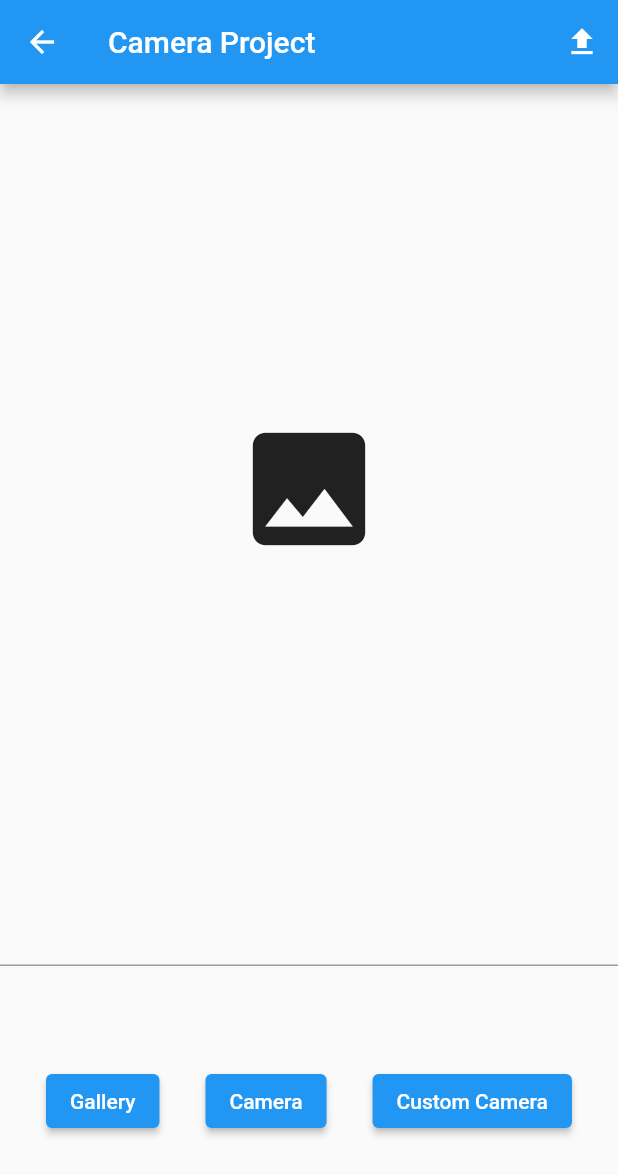
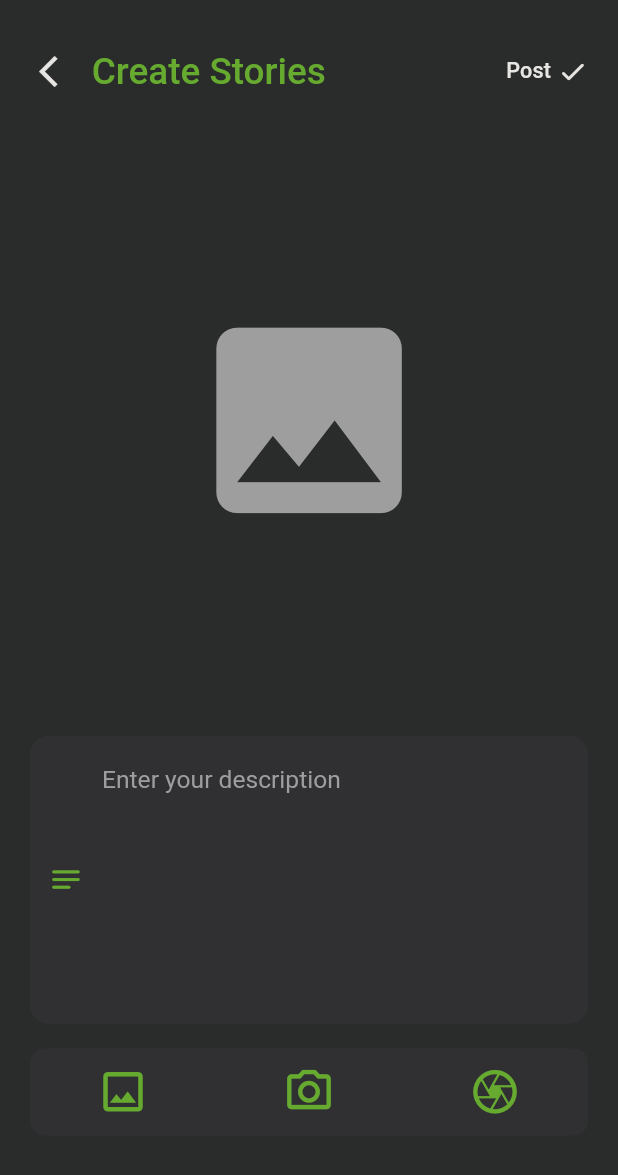
Before and after one commit to twentiecker/story-app-flutter, a Flutter app: the HomePage screen opened directly, on a phone screen of 412 x 824 dp. Shown: the top 1175 px of the screen. Run offline on Flutter 3.47's test engine with Material 2 defaults, Android fonts, the phone set to English and light mode, and no system bars; our stand-ins replace cached_network_image, camera, email_validator, google_fonts, image_picker, jiffy and 1 more; accounts and stored records are empty.

Commit message:
set dynamic size_2

```diff
--- a/lib/screen/home_screen.dart
+++ b/lib/screen/home_screen.dart
@@ -5,9 +5,11 @@ import 'package:flutter/foundation.dart';
 import 'package:flutter/material.dart';
 import 'package:image_picker/image_picker.dart';
 import 'package:provider/provider.dart';
+import 'package:story_app_flutter/utils/color_theme.dart';
 
 import '../provider/home_provider.dart';
 import '../provider/upload_provider.dart';
+import '../utils/style_theme.dart';
 import 'camera_screen.dart';
 
 class HomePage extends StatefulWidget {
@@ -29,71 +31,67 @@ class _HomePageState extends State<HomePage> {
 
   @override
   Widget build(BuildContext context) {
+    final Size screenSize = MediaQuery.of(context).size;
+    final ratio = screenSize.height / 803.137269;
     return Scaffold(
-      appBar: AppBar(
-        title: const Text("Camera Project"),
-        actions: [
-          IconButton(
-            onPressed: () {
+      backgroundColor: grey,
+      body: SafeArea(
+        child: SingleChildScrollView(
+          child: Column(
+            crossAxisAlignment: CrossAxisAlignment.stretch,
+            children: [
+              SizedBox(height: screenSize.height * 0.04),
+              Padding(
+                padding: const EdgeInsets.symmetric(horizontal: 20),
+                child: Row(
+                  mainAxisAlignment: MainAxisAlignment.spaceBetween,
+                  children: [
+                    Row(
+                      children: [
+                        InkWell(
+                          onTap: () {
+                            Navigator.pop(context);
+                          },
+                          child: Icon(
+                            Icons.arrow_back_ios_new,
+                            color: white,
+                            size: ratio * 24,
+                          ),
+                        ),
+                        SizedBox(width: screenSize.width * 0.04),
+                        Text(
+                          'Create Stories',
+                          style: headlineSmall(
+                            context,
+                            ratio,
+                          ),
+                        ),
+                      ],
+                    ),
+                    InkWell(
+                      onTap: () {
                         if (formKey.currentState!.validate()) {
-                _onUpload(descController.text);
+                          _onUpload(descController.text, ratio);
                         }
                       },
-
-            /// todo-04-after-01: update the widget
-            icon: context.watch<UploadProvider>().isUploading
+                      child: context.watch<UploadProvider>().isUploading
                           ? const CircularProgressIndicator(
                               color: Colors.white,
                             )
-                : const Icon(Icons.upload),
-            tooltip: "Unggah",
-          ),
-        ],
-      ),
-      body: SafeArea(
-        child: Column(
-          crossAxisAlignment: CrossAxisAlignment.stretch,
+                          : Row(
                               children: [
-            Expanded(
-              flex: 3,
-              child: context.watch<HomeProvider>().imagePath == null
-                  ? const Align(
-                      alignment: Alignment.center,
-                      child: Icon(
-                        Icons.image,
-                        size: 100,
-                      ),
-                    )
-                  : _showImage(),
-            ),
-            Form(
-              key: formKey,
-              child: TextFormField(
-                controller: descController,
-                validator: (value) {
-                  if (value == null || value.isEmpty) {
-                    return 'Please enter description.';
-                  }
-                  return null;
-                },
+                                Text(
+                                  'Post',
+                                  style: titleSmall(
+                                    context,
+                                    ratio,
                                   ),
                                 ),
-            Expanded(
-              child: Row(
-                crossAxisAlignment: CrossAxisAlignment.center,
-                mainAxisAlignment: MainAxisAlignment.spaceEvenly,
-                children: [
-                  ElevatedButton(
-                    onPressed: () => _onGalleryView(),
-                    child: const Text("Gallery"),
-                  ),
-                  ElevatedButton(
-                    onPressed: () => _onCameraView(),
-                    child: const Text("Camera"),
-                  ),
-                  ElevatedButton(
-                    onPressed: () => _onCustomCameraView(),
-                    child: const Text("Custom Camera"),
+                                SizedBox(width: screenSize.width * 0.01),
+                                Icon(
+                                  Icons.check_rounded,
+                                  color: white,
+                                  size: ratio * 20,
                                 ),
                               ],
                             ),
@@ -101,45 +99,185 @@ class _HomePageState extends State<HomePage> {
                   ],
                 ),
               ),
+              SizedBox(height: screenSize.height * 0.04),
+              Container(
+                padding: const EdgeInsets.symmetric(horizontal: 20),
+                height: screenSize.height * 0.45,
+                child: context.watch<HomeProvider>().imagePath == null
+                    ? Align(
+                        alignment: Alignment.center,
+                        child: Icon(
+                          Icons.image,
+                          size: screenSize.height * 0.2,
+                          color: Colors.grey,
+                        ),
+                      )
+                    : _showImage(),
+              ),
+              SizedBox(height: screenSize.height * 0.03),
+              Padding(
+                padding: const EdgeInsets.symmetric(horizontal: 20),
+                child: Form(
+                  key: formKey,
+                  child: TextFormField(
+                    decoration: InputDecoration(
+                      hintText: "Enter your description",
+                      hintStyle: titleMedium(
+                        context,
+                        ratio,
+                        Colors.grey,
+                        null,
+                      ),
+                      prefixIcon: Icon(
+                        Icons.notes_rounded,
+                        color: lightGreen,
+                        size: ratio * 24,
+                      ),
+                      fillColor: lightGrey,
+                      filled: true,
+                      enabledBorder: OutlineInputBorder(
+                        borderSide: const BorderSide(color: lightGrey),
+                        borderRadius: BorderRadius.circular(13),
+                      ),
+                      focusedBorder: OutlineInputBorder(
+                        borderSide: const BorderSide(color: lightGreen),
+                        borderRadius: BorderRadius.circular(13),
+                      ),
+                    ),
+                    style: titleMedium(
+                      context,
+                      ratio,
+                      white,
+                      null,
+                    ),
+                    cursorColor: white,
+                    maxLines: 8,
+                    controller: descController,
+                    validator: (value) {
+                      if (value == null || value.isEmpty) {
+                        return 'Please input the description.';
+                      }
+                      return null;
+                    },
+                  ),
+                ),
+              ),
+              SizedBox(height: screenSize.height * 0.02),
+              Padding(
+                padding: const EdgeInsets.symmetric(horizontal: 20),
+                child: Container(
+                  padding: const EdgeInsets.symmetric(vertical: 5),
+                  decoration: BoxDecoration(
+                    color: lightGrey,
+                    borderRadius: BorderRadius.circular(10),
+                  ),
+                  child: Row(
+                    crossAxisAlignment: CrossAxisAlignment.center,
+                    mainAxisAlignment: MainAxisAlignment.spaceAround,
+                    children: [
+                      ElevatedButton(
+                        onPressed: () => _onGalleryView(),
+                        style: ElevatedButton.styleFrom(
+                          backgroundColor: lightGrey,
+                          elevation: 0,
+                        ),
+                        child: const Icon(
+                          Icons.image_outlined,
+                          color: lightGreen,
+                          size: 35,
+                        ),
+                      ),
+                      ElevatedButton(
+                        onPressed: () => _onCameraView(),
+                        style: ElevatedButton.styleFrom(
+                          backgroundColor: lightGrey,
+                          elevation: 0,
+                        ),
+                        child: const Icon(
+                          Icons.camera_alt_outlined,
+                          color: lightGreen,
+                          size: 35,
+                        ),
+                      ),
+                      ElevatedButton(
+                        onPressed: () => _onCustomCameraView(),
+                        style: ElevatedButton.styleFrom(
+                          backgroundColor: lightGrey,
+                          elevation: 0,
+                        ),
+                        child: const Icon(
+                          Icons.camera_outlined,
+                          color: lightGreen,
+                          size: 35,
+                        ),
+                      ),
+                    ],
+                  ),
+                ),
+              ),
+              SizedBox(height: screenSize.height * 0.03),
+            ],
+          ),
+        ),
+      ),
     );
   }
 
-  _onUpload(String desc) async {
+  _onUpload(String desc, double ratio) async {
     final ScaffoldMessengerState scaffoldMessengerState =
         ScaffoldMessenger.of(context);
     final uploadProvider = context.read<UploadProvider>();
 
-    /// todo-02-prepare-01: check image is ready or not
     final homeProvider = context.read<HomeProvider>();
     final imagePath = homeProvider.imagePath;
     final imageFile = homeProvider.imageFile;
-    if (imagePath == null || imageFile == null) return;
+    if (imagePath == null || imageFile == null) {
+      return scaffoldMessengerState.showSnackBar(
+        SnackBar(
+          behavior: SnackBarBehavior.floating,
+          backgroundColor: green,
+          content: Text(
+            'Please upload the image',
+            style: titleMedium(
+              context,
+              ratio,
+              white,
+              null,
+            ),
+          ),
+        ),
+      );
+    }
 
-    /// todo-02-prepare-02: prepare a document variabel to upload
     final fileName = imageFile.name;
     final bytes = await imageFile.readAsBytes();
 
-    /// todo-05-compress-03: compress an image before upload
     final newBytes = await uploadProvider.compressImage(bytes);
-
-    /// todo-03-upload-07: upload the document
-    /// todo-05-compress-04: change the variable byte
     await uploadProvider.upload(
       newBytes,
-      // bytes,
       fileName,
       desc,
     );
 
-    /// todo-04-after-02: remove the image
     if (uploadProvider.uploadResponse != null) {
       homeProvider.setImageFile(null);
       homeProvider.setImagePath(null);
     }
 
-    /// todo-04-after-03: show the message
     scaffoldMessengerState.showSnackBar(
-      SnackBar(content: Text(uploadProvider.message)),
+      SnackBar(
+        behavior: SnackBarBehavior.floating,
+        backgroundColor: green,
+        content: Text(
+          uploadProvider.message,
+          style: titleMedium(
+            context,
+            ratio,
+            white,
+            null,
+          ),
+        ),
+      ),
     );
   }
 
```
Lines whose indentation alone changed are shown as unchanged.
